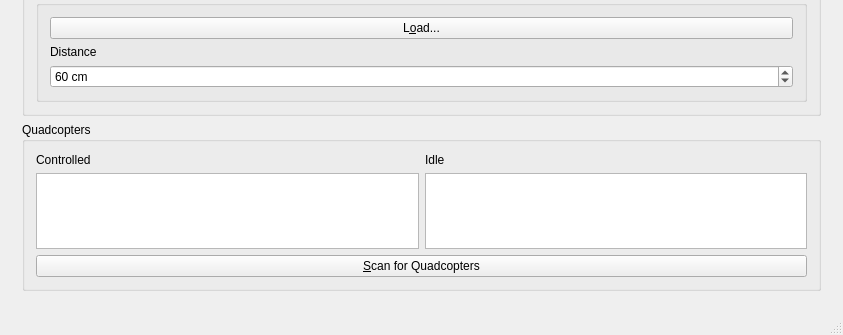
Above: mainwindow.ui from KITrokopter/GUI-Application before the change; both pictures show x 0 to 843 and y 346 to 681 of the 843 by 681 pixel window. Below: the same form after it.
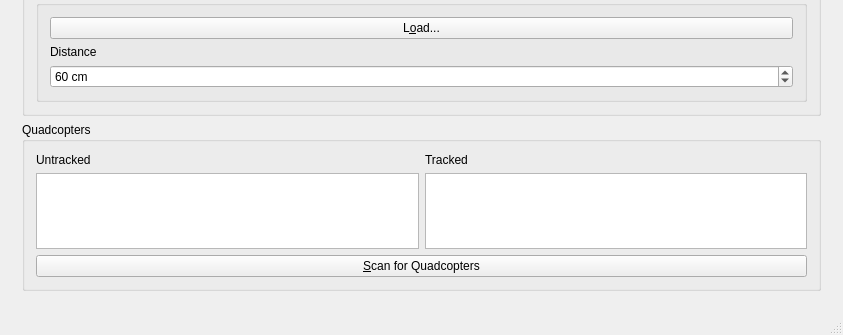
That is the form after the change.

Commit message: Fix tracked/untracked labels in main window

Diff of the .ui file:
```diff
--- a/mainwindow.ui
+++ b/mainwindow.ui
@@ -172,7 +172,7 @@
               <item row="0" column="0">
                <widget class="QLabel" name="label_3">
                 <property name="text">
-                 <string>Controlled</string>
+                 <string>Untracked</string>
                 </property>
                 <property name="buddy">
                  <cstring>untrackedList</cstring>
@@ -182,7 +182,7 @@
               <item row="0" column="1">
                <widget class="QLabel" name="label_4">
                 <property name="text">
-                 <string>Idle</string>
+                 <string>Tracked</string>
                 </property>
                 <property name="buddy">
                  <cstring>trackedList</cstring>
```
